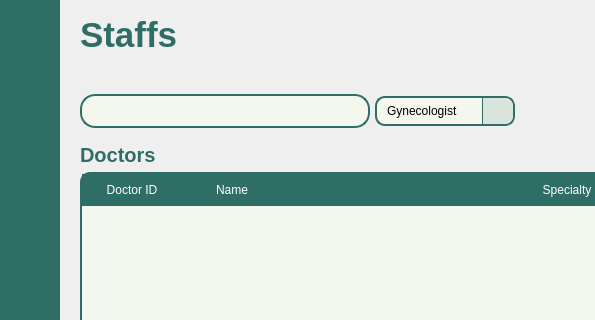
Above: Views/Admin_Staffs.ui from VinsmokeSanji69/COVACHA_CLINIC_SYSTEM before the change; both pictures show x 205 to 800 and y 0 to 320 of the 1199 by 820 pixel window. Below: the same form after it.
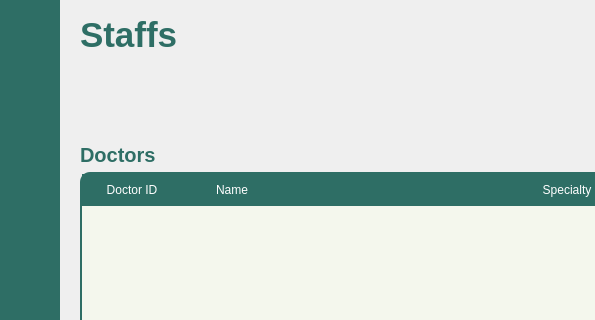
That is the form after the change. Icons and pictures are not drawn.

Commit message: okay na ang admin

The edit to the form file:
```diff
--- a/Views/Admin_Staffs.ui
+++ b/Views/Admin_Staffs.ui
@@ -698,109 +698,6 @@
                <property name="rightMargin">
                 <number>0</number>
                </property>
-               <item>
-                <widget class="QWidget" name="SearchBar" native="true">
-                 <property name="sizePolicy">
-                  <sizepolicy hsizetype="Expanding" vsizetype="Fixed">
-                   <horstretch>0</horstretch>
-                   <verstretch>0</verstretch>
-                  </sizepolicy>
-                 </property>
-                 <property name="minimumSize">
-                  <size>
-                   <width>290</width>
-                   <height>0</height>
-                  </size>
-                 </property>
-                 <property name="maximumSize">
-                  <size>
-                   <width>400</width>
-                   <height>16777215</height>
-                  </size>
-                 </property>
-                 <layout class="QHBoxLayout" name="horizontalLayout_2">
-                  <property name="spacing">
-                   <number>0</number>
-                  </property>
-                  <property name="leftMargin">
-                   <number>0</number>
-                  </property>
-                  <property name="topMargin">
-                   <number>5</number>
-                  </property>
-                  <property name="rightMargin">
-                   <number>0</number>
-                  </property>
-                  <property name="bottomMargin">
-                   <number>5</number>
-                  </property>
-                  <item>
-                   <widget class="QPushButton" name="Icon">
-                    <property name="text">
-                     <string/>
-                    </property>
-                    <property name="icon">
-                     <iconset resource="../Images/resources.qrc">
-                      <normaloff>:/icons/icons/search.svg</normaloff>:/icons/icons/search.svg</iconset>
-                    </property>
-                    <property name="iconSize">
-                     <size>
-                      <width>30</width>
-                      <height>30</height>
-                     </size>
-                    </property>
-                   </widget>
-                  </item>
-                  <item>
-                   <widget class="QLineEdit" name="Search">
-                    <property name="sizePolicy">
-                     <sizepolicy hsizetype="Expanding" vsizetype="Expanding">
-                      <horstretch>0</horstretch>
-                      <verstretch>0</verstretch>
-                     </sizepolicy>
-                    </property>
-                   </widget>
-                  </item>
-                 </layout>
-                </widget>
-               </item>
-               <item>
-                <widget class="QComboBox" name="Specialty">
-                 <property name="sizePolicy">
-                  <sizepolicy hsizetype="Preferred" vsizetype="Fixed">
-                   <horstretch>0</horstretch>
-                   <verstretch>0</verstretch>
-                  </sizepolicy>
-                 </property>
-                 <property name="minimumSize">
-                  <size>
-                   <width>0</width>
-                   <height>0</height>
-                  </size>
-                 </property>
-                 <property name="maximumSize">
-                  <size>
-                   <width>200</width>
-                   <height>16777215</height>
-                  </size>
-                 </property>
-                 <item>
-                  <property name="text">
-                   <string>Gynecologist</string>
-                  </property>
-                 </item>
-                 <item>
-                  <property name="text">
-                   <string>Pediatrician</string>
-                  </property>
-                 </item>
-                 <item>
-                  <property name="text">
-                   <string>Opthalmologist</string>
-                  </property>
-                 </item>
-                </widget>
-               </item>
                <item>
                 <spacer name="horizontalSpacer">
                  <property name="orientation">
```
Left out of the diff: 2 changed lines with no effect on the pictures. The commit also changes 17 other files.
